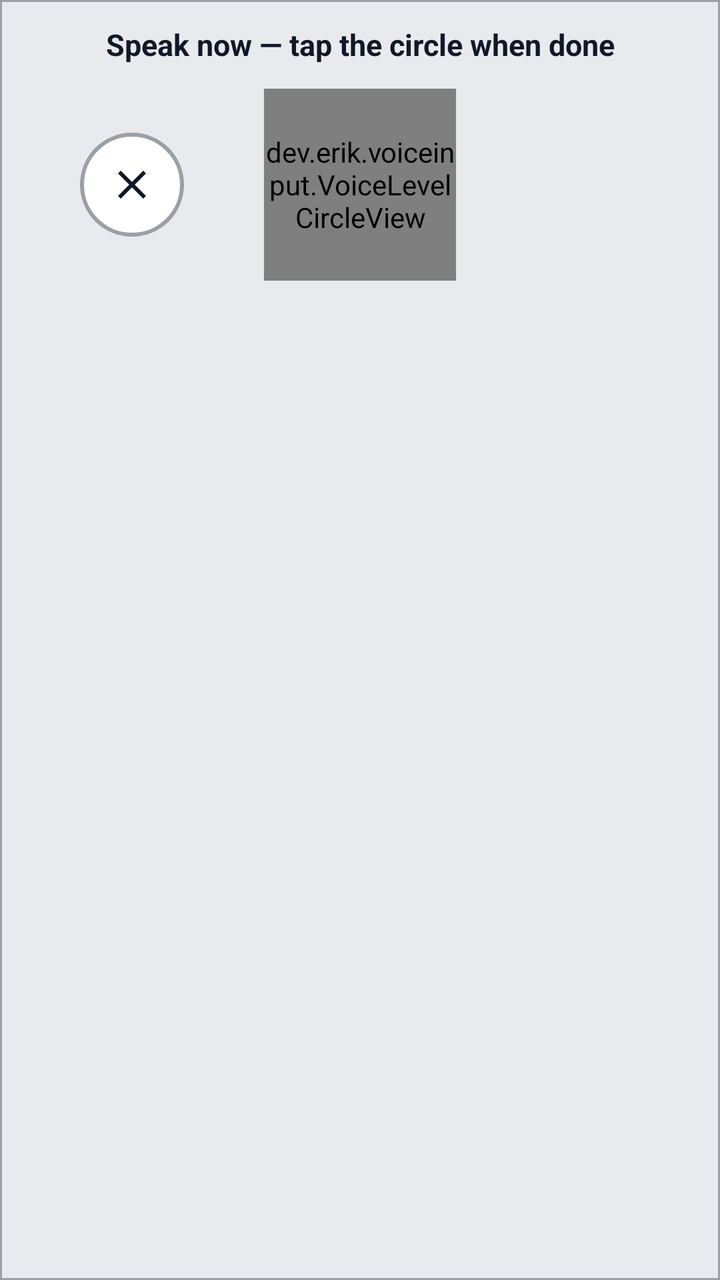
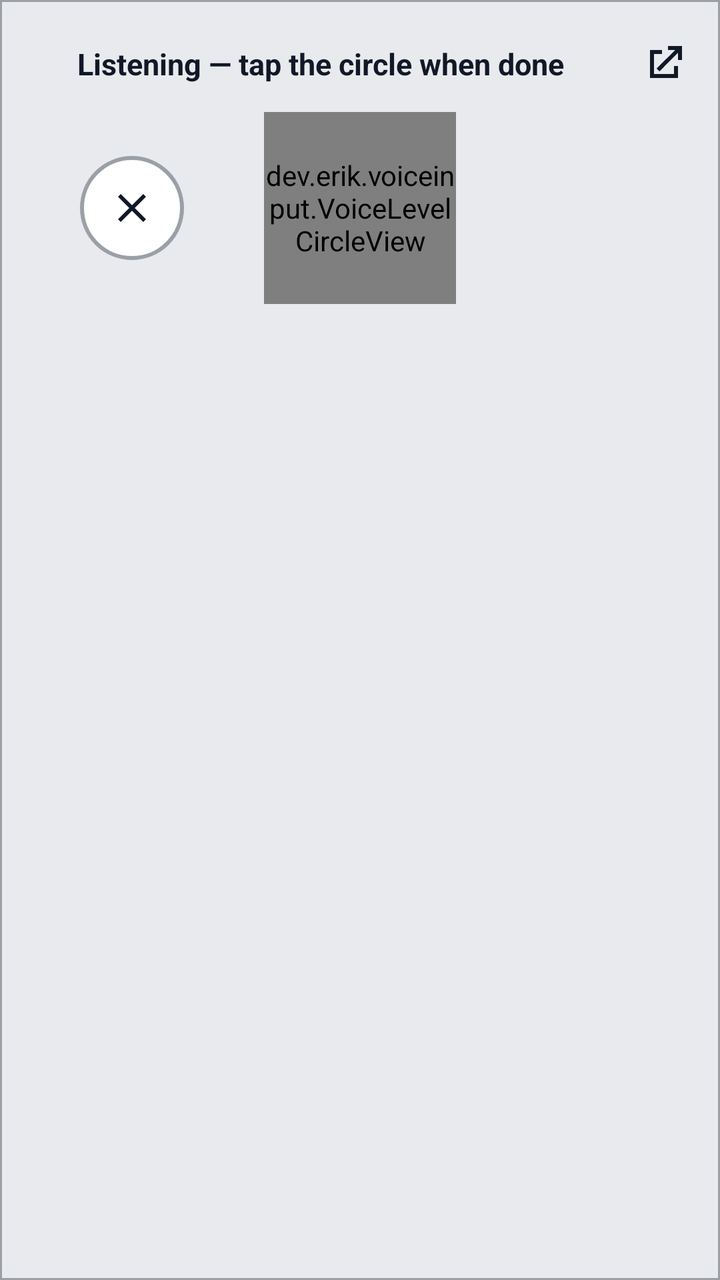

An Android layout rendered at two revisions. The XML below is the earlier revision; the diff shows what the commit changed to produce the second picture.
<!-- AndroidManifest.xml: application theme Theme.VoiceInput -->
<!-- res/layout/voice_input_ime.xml -->
<?xml version="1.0" encoding="utf-8"?>
<LinearLayout xmlns:android="http://schemas.android.com/apk/res/android"
    xmlns:app="http://schemas.android.com/apk/res-auto"
    android:layout_width="match_parent"
    android:layout_height="wrap_content"
    android:background="@drawable/ime_panel_background"
    android:orientation="vertical"
    android:paddingTop="12dp"
    android:paddingBottom="16dp">

    <TextView
        android:id="@+id/status"
        android:layout_width="match_parent"
        android:layout_height="wrap_content"
        android:gravity="center"
        android:paddingHorizontal="16dp"
        android:paddingBottom="12dp"
        android:text="@string/ime_listening"
        android:textColor="@color/ime_status_text"
        android:textSize="15sp"
        android:textStyle="bold" />

    <LinearLayout
        android:layout_width="match_parent"
        android:layout_height="wrap_content"
        android:gravity="center_vertical"
        android:minHeight="96dp"
        android:orientation="horizontal">

        <FrameLayout
            android:layout_width="0dp"
            android:layout_height="match_parent"
            android:layout_weight="1">

            <ImageButton
                android:id="@+id/cancel"
                android:layout_width="52dp"
                android:layout_height="52dp"
                android:layout_gravity="center"
                android:background="@drawable/ime_stop_button_background"
                android:contentDescription="@string/ime_cancel"
                android:padding="14dp"
                android:scaleType="centerInside"
                android:src="@drawable/ic_ime_cancel"
                app:tint="@color/ime_cancel_icon" />
        </FrameLayout>

        <FrameLayout
            android:id="@+id/stop_button"
            android:layout_width="96dp"
            android:layout_height="96dp"
            android:background="@drawable/ime_stop_button_background"
            android:clickable="true"
            android:contentDescription="@string/ime_mic_stop"
            android:focusable="true">

            <dev.erik.voiceinput.VoiceLevelCircleView
                android:id="@+id/voice_circle"
                android:layout_width="match_parent"
                android:layout_height="match_parent"
                android:clickable="false"
                android:focusable="false" />
        </FrameLayout>

        <FrameLayout
            android:layout_width="0dp"
            android:layout_height="match_parent"
            android:layout_weight="1">

            <ImageButton
                android:id="@+id/retry"
                android:layout_width="52dp"
                android:layout_height="52dp"
                android:layout_gravity="center"
                android:background="@drawable/ime_stop_button_background"
                android:contentDescription="@string/ime_retry"
                android:padding="14dp"
                android:scaleType="centerInside"
                android:src="@drawable/ic_ime_retry"
                android:visibility="gone"
                app:tint="@color/ime_status_text" />
        </FrameLayout>
    </LinearLayout>
</LinearLayout>
<!-- resources referenced by this layout -->
<resources>
  <color name="ime_cancel_icon">#111827</color>
  <color name="ime_status_text">#111827</color>
  <!-- drawable ic_ime_cancel (drawable) -->
  <?xml version="1.0" encoding="utf-8"?>
  <vector xmlns:android="http://schemas.android.com/apk/res/android"
      android:width="24dp"
      android:height="24dp"
      android:viewportWidth="24"
      android:viewportHeight="24">
      <path
          android:fillColor="#FF000000"
          android:pathData="M19,6.41L17.59,5 12,10.59 6.41,5 5,6.41 10.59,12 5,17.59 6.41,19 12,13.41 17.59,19 19,17.59 13.41,12z" />
  </vector>
  <!-- drawable ic_ime_retry (drawable) -->
  <?xml version="1.0" encoding="utf-8"?>
  <vector xmlns:android="http://schemas.android.com/apk/res/android"
      android:width="24dp"
      android:height="24dp"
      android:viewportWidth="24"
      android:viewportHeight="24">
      <path
          android:fillColor="#000000"
          android:pathData="M17.65,6.35C16.2,4.9 14.21,4 12,4c-4.42,0 -7.99,3.58 -7.99,8s3.57,8 7.99,8c3.73,0 6.84,-2.55 7.73,-6h-2.08c-0.82,2.33 -3.04,4 -5.65,4 -3.31,0 -6,-2.69 -6,-6s2.69,-6 6,-6c1.66,0 3.14,0.69 4.22,1.78L13,11h7V4l-2.35,2.35z" />
  </vector>
  <!-- drawable ime_panel_background (drawable) -->
  <?xml version="1.0" encoding="utf-8"?>
  <shape xmlns:android="http://schemas.android.com/apk/res/android"
      android:shape="rectangle">
      <solid android:color="@color/ime_background" />
      <stroke
          android:width="1dp"
          android:color="@color/ime_panel_border" />
  </shape>
  <!-- drawable ime_stop_button_background (drawable) -->
  <?xml version="1.0" encoding="utf-8"?>
  <shape xmlns:android="http://schemas.android.com/apk/res/android"
      android:shape="oval">
      <solid android:color="@color/ime_stop_button_bg" />
      <stroke
          android:width="2dp"
          android:color="@color/ime_panel_border" />
  </shape>
  <string name="ime_cancel">Cancel and return to keyboard</string>
  <string name="ime_listening">Speak now — tap the circle when done</string>
  <string name="ime_mic_stop">Stop and transcribe</string>
  <string name="ime_retry">Retry transcription</string>
  <style name="Theme.VoiceInput" parent="Theme.AppCompat.DayNight.NoActionBar" />
  <color name="ime_background">#E8EAED</color>
  <color name="ime_panel_border">#9AA0A6</color>
  <color name="ime_stop_button_bg">#FFFFFF</color>
</resources>

<!-- the commit's change to res/layout/voice_input_ime.xml (unified diff, before → after) -->
@@ -8,17 +8,50 @@
     android:paddingTop="12dp"
     android:paddingBottom="16dp">
 
-    <TextView
-        android:id="@+id/status"
+    <LinearLayout
         android:layout_width="match_parent"
         android:layout_height="wrap_content"
+        android:gravity="center_vertical"
+        android:orientation="horizontal"
+        android:paddingHorizontal="8dp"
+        android:paddingBottom="4dp">
+
+        <TextView
+            android:id="@+id/status"
+            android:layout_width="0dp"
+            android:layout_height="wrap_content"
+            android:layout_weight="1"
+            android:gravity="center"
+            android:paddingHorizontal="8dp"
+            android:text="@string/ime_listening"
+            android:textColor="@color/ime_status_text"
+            android:textSize="15sp"
+            android:textStyle="bold" />
+
+        <ImageButton
+            android:id="@+id/open_app"
+            android:layout_width="40dp"
+            android:layout_height="40dp"
+            android:background="?android:attr/selectableItemBackgroundBorderless"
+            android:contentDescription="@string/ime_open_history"
+            android:padding="8dp"
+            android:scaleType="centerInside"
+            android:src="@drawable/ic_ime_open_app"
+            app:tint="@color/ime_status_text" />
+    </LinearLayout>
+
+    <TextView
+        android:id="@+id/debug_detail"
+        android:layout_width="match_parent"
+        android:layout_height="wrap_content"
+        android:fontFamily="monospace"
         android:gravity="center"
-        android:paddingHorizontal="16dp"
-        android:paddingBottom="12dp"
-        android:text="@string/ime_listening"
-        android:textColor="@color/ime_status_text"
-        android:textSize="15sp"
-        android:textStyle="bold" />
+        android:lineSpacingExtra="2dp"
+        android:paddingHorizontal="12dp"
+        android:paddingBottom="8dp"
+        android:textColor="@color/ime_debug_text"
+        android:textSize="11sp"
+        android:visibility="gone" />
 
     <LinearLayout
         android:layout_width="match_parent"
<!-- resource entries referenced after the edit -->
@@ -1,6 +1,7 @@
 <!-- resources referenced by this layout -->
 <resources>
   <color name="ime_cancel_icon">#111827</color>
+  <color name="ime_debug_text">#5F6368</color>
   <color name="ime_status_text">#111827</color>
   <!-- drawable ic_ime_cancel (drawable) -->
   <?xml version="1.0" encoding="utf-8"?>
@@ -12,6 +13,18 @@
       <path
           android:fillColor="#FF000000"
           android:pathData="M19,6.41L17.59,5 12,10.59 6.41,5 5,6.41 10.59,12 5,17.59 6.41,19 12,13.41 17.59,19 19,17.59 13.41,12z" />
+  </vector>
+  <!-- drawable ic_ime_open_app (drawable) -->
+  <?xml version="1.0" encoding="utf-8"?>
+  <vector xmlns:android="http://schemas.android.com/apk/res/android"
+      android:width="24dp"
+      android:height="24dp"
+      android:viewportWidth="24"
+      android:viewportHeight="24">
+      
+      <path
+          android:fillColor="#FFFFFFFF"
+          android:pathData="M14,3h7v7h-2V6.41l-9.29,9.3l-1.42,-1.42L17.59,5H14V3zM5,5h6v2H7v10h10v-4h2v6H5V5z" />
   </vector>
   <!-- drawable ic_ime_retry (drawable) -->
   <?xml version="1.0" encoding="utf-8"?>
@@ -42,9 +55,10 @@
           android:width="2dp"
           android:color="@color/ime_panel_border" />
   </shape>
-  <string name="ime_cancel">Cancel and return to keyboard</string>
-  <string name="ime_listening">Speak now — tap the circle when done</string>
-  <string name="ime_mic_stop">Stop and transcribe</string>
+  <string name="ime_cancel">Cancel (saves to History if long enough)</string>
+  <string name="ime_listening">Listening — tap the circle when done</string>
+  <string name="ime_mic_stop">Stop and process</string>
+  <string name="ime_open_history">Open History</string>
   <string name="ime_retry">Retry transcription</string>
   <style name="Theme.VoiceInput" parent="Theme.AppCompat.DayNight.NoActionBar" />
   <color name="ime_background">#E8EAED</color>
